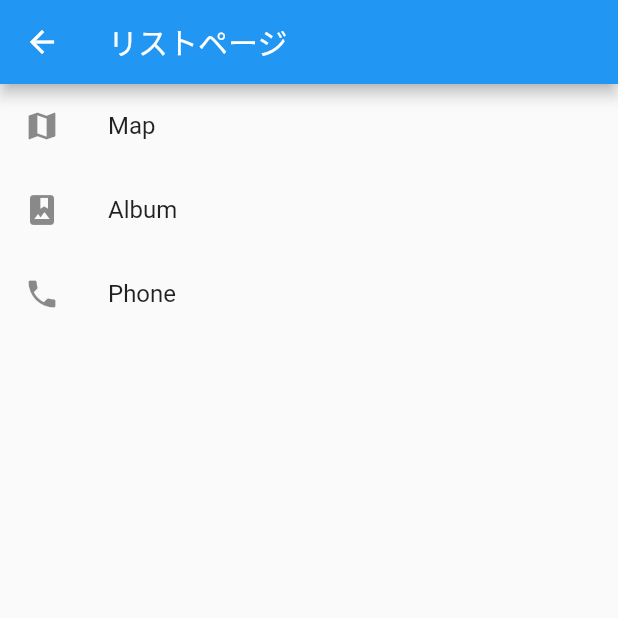
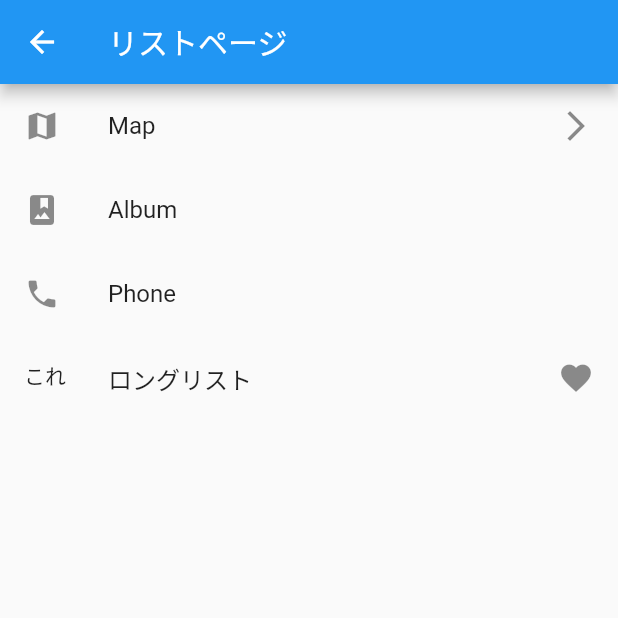
Before and after one commit to oshinkoshinko/myapp, a Flutter app: the ListPage screen opened directly, on a phone screen of 412 x 824 dp, the top half of it. Run offline on Flutter 3.47's test engine with Material 2 defaults, Android fonts, the phone set to English and light mode, and no system bars.

Commit message:
Add long_lists.dart and longlists

```diff
--- a/lib/list.dart
+++ b/lib/list.dart
@@ -1,5 +1,7 @@
 import 'package:flutter/cupertino.dart';
 import 'package:flutter/material.dart';
+import 'package:flutter_app/long_lists.dart';
+import 'package:flutter_app/next_page.dart';
 
 class ListPage extends StatelessWidget {
   @override
@@ -13,6 +15,7 @@ class ListPage extends StatelessWidget {
           ListTile(
             leading: Icon(Icons.map),
             title: Text('Map'),
+            trailing: Icon(Icons.arrow_forward_ios),
           ),
           ListTile(
             leading: Icon(Icons.photo_album),
@@ -22,6 +25,18 @@ class ListPage extends StatelessWidget {
             leading: Icon(Icons.phone),
             title: Text('Phone'),
           ),
+          ListTile(
+            leading: Text('これ'),
+            title: Text('ロングリスト'),
+            trailing: Icon(Icons.favorite),
+            onTap: () {
+              //画面遷移
+              Navigator.push(
+                context,
+                MaterialPageRoute(builder: (context) => LongListsPage()),
+              );
+            },
+          ),
         ],
       ),
     );
```
Also changed, not shown: lib/long_lists.dart (added, +26 -0 lines).
